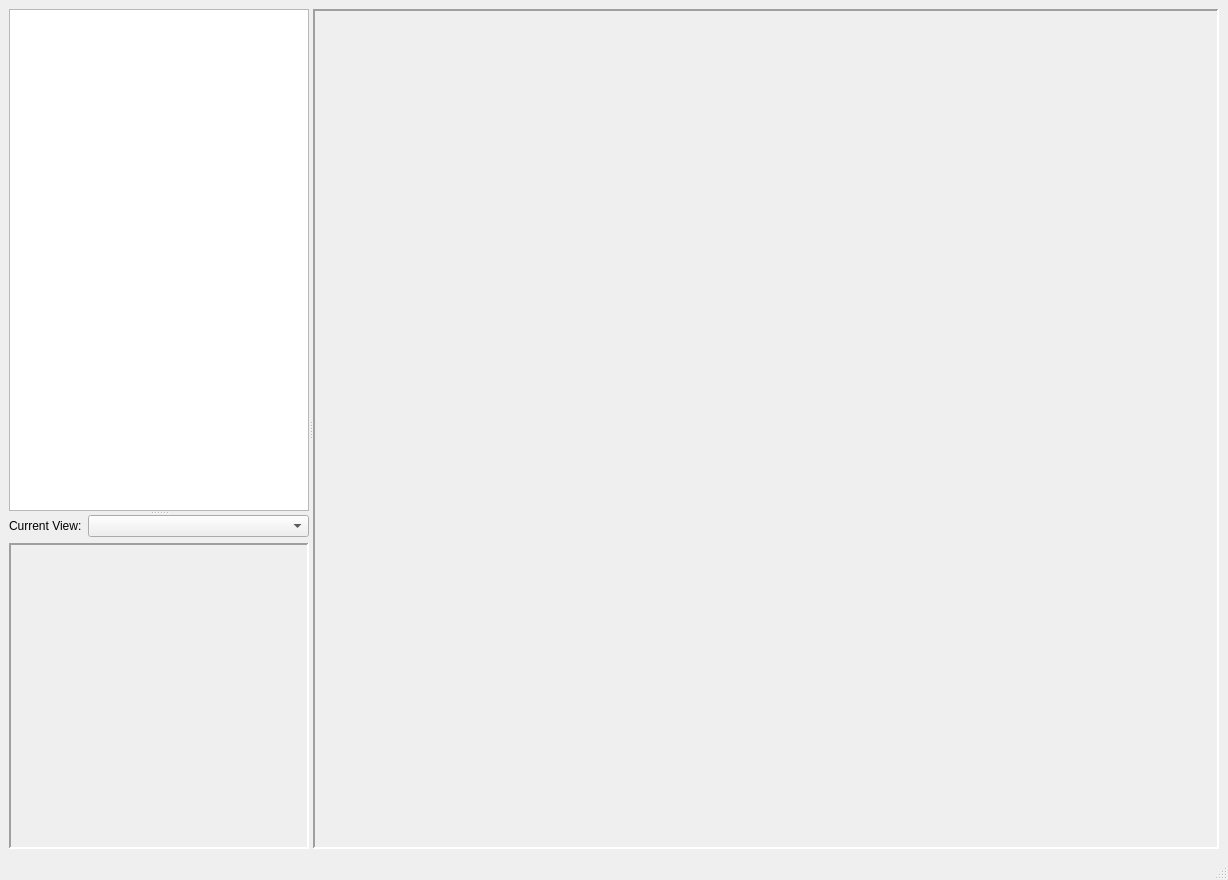
Qt form ilastik/shell/gui/ui/ilastikShell.ui (ilastik/ilastik) before a commit.
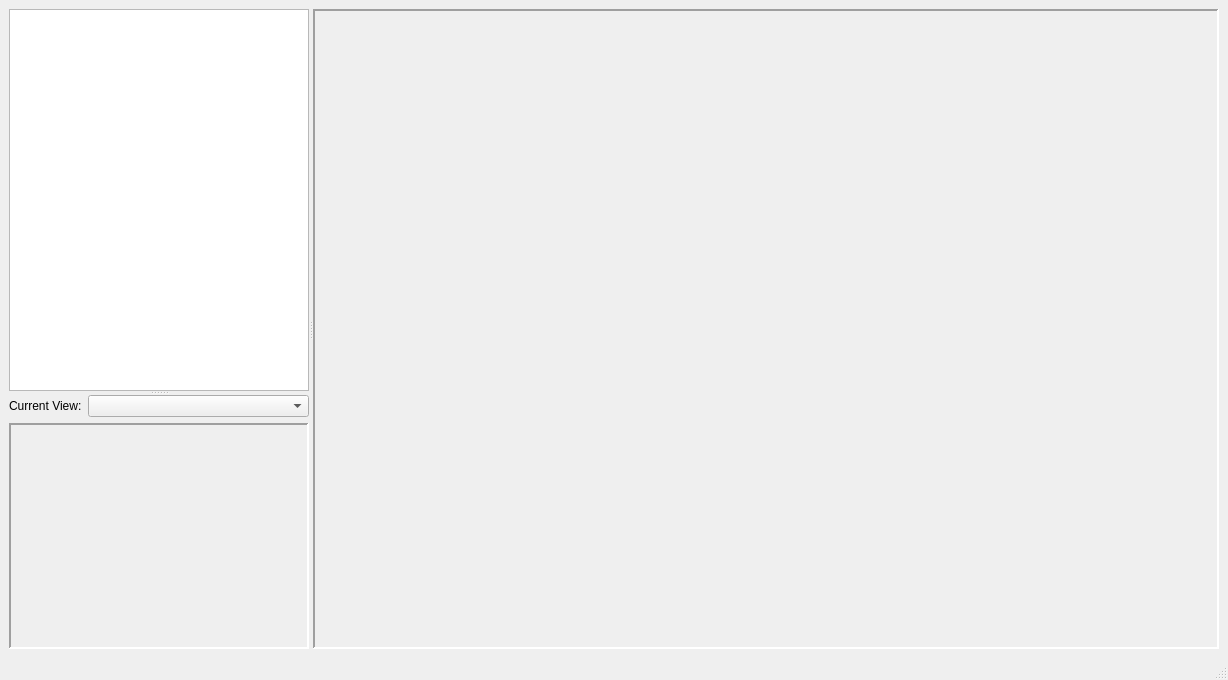
The same form after that commit.

Commit message: changed ilastik shell to smaller height to fit on the laptop screen

Diff of the .ui file:
```diff
--- a/ilastik/shell/gui/ui/ilastikShell.ui
+++ b/ilastik/shell/gui/ui/ilastikShell.ui
@@ -7,7 +7,7 @@
     <x>0</x>
     <y>0</y>
     <width>1228</width>
-    <height>880</height>
+    <height>680</height>
    </rect>
   </property>
   <property name="windowTitle">
```
